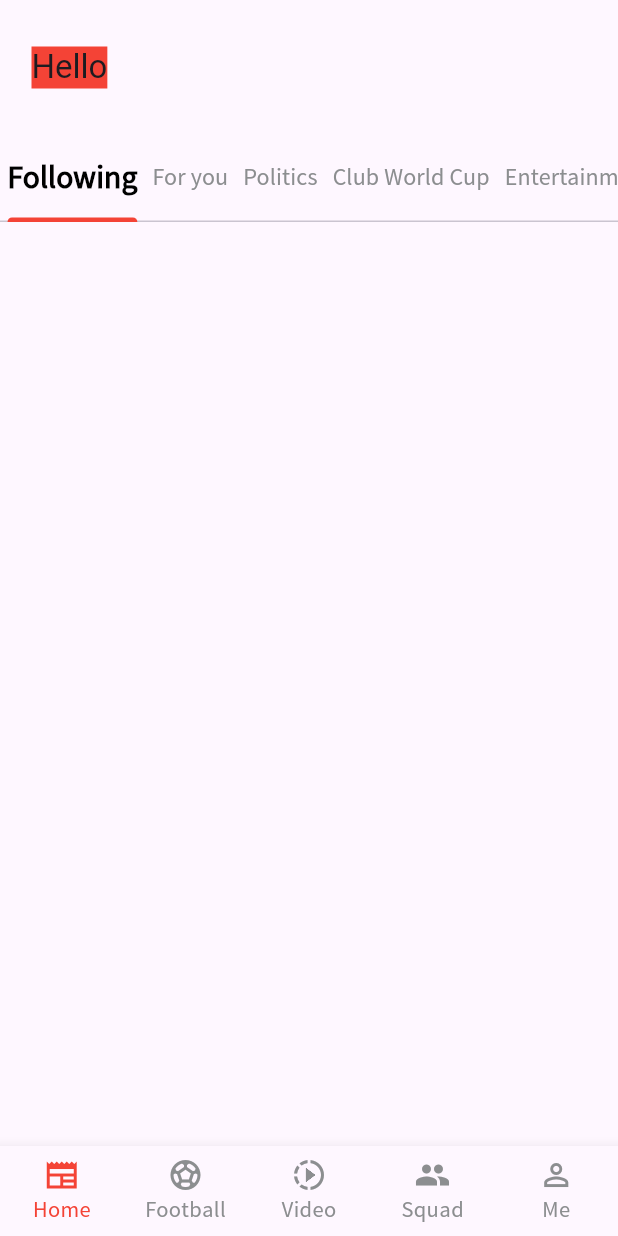
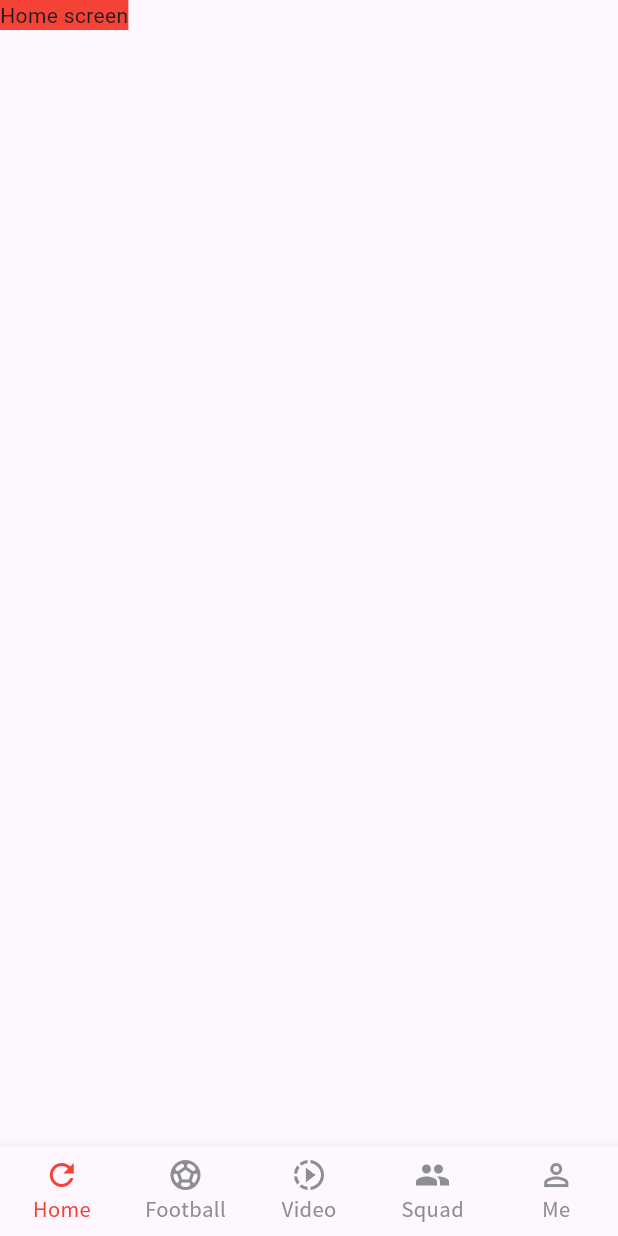
Before and after one commit to Bamadus/CNN, a Flutter app: the screen it shows after launch, on a phone screen of 412 x 824 dp. Run offline on Flutter 3.47's test engine with Material 3 defaults, Android fonts, the phone set to English and light mode, and no system bars; our stand-ins replace unicons.

Commit message:
working on something

```diff
--- a/lib/Home.dart
+++ b/lib/Home.dart
@@ -1,5 +1,7 @@
 import 'package:flutter/material.dart';
 import 'package:unicons/unicons.dart';
+
+import 'Home_feature.dart';
 
 class Home extends StatefulWidget{
   const Home({super.key});
@@ -9,62 +11,16 @@ class Home extends StatefulWidget{
 }
 
 class _HomeState extends State<Home> {
+
   int myIndex = 0;
   List<Widget> widgetList = const [
-
+    Home_feature(),
   ];
 
   @override
   Widget build(BuildContext context) {
-    return DefaultTabController(
-      length: 16,
-      child: Scaffold(
-        appBar: AppBar(
-
-          toolbarHeight: 100,
-          bottom: const TabBar(
-            tabAlignment: TabAlignment.center,
-            labelPadding: EdgeInsets.all(5),
-            labelStyle:TextStyle(fontWeight: FontWeight.w600,fontSize: 21,fontFamily: 'SourceSansPro', color: Colors.black),
-            unselectedLabelStyle: TextStyle(fontWeight: FontWeight.w400,fontSize: 16,fontFamily: 'SourceSansPro', color:Color(0Xff8C8E90)),
-            unselectedLabelColor: Color(0Xff8C8E90),
-            isScrollable: true,
-              indicatorSize: TabBarIndicatorSize.label,
-              indicatorColor: Colors.red,
-              tabs:[
-                Tab(child: Text('Following',),),
-                Tab(child: Text('For you',),),
-                Tab(child: Text('Politics',)),
-                Tab(child: Text('Club World Cup',)),
-                Tab(child: Text('Entertainment')),
-                Tab(child: Text('Football',)),
-                Tab(child: Text('Business',)),
-                Tab(child: Text('Relationships')),
-                Tab(child: Text('Fashion&Beauty',)),
-                Tab(child: Text('LifeStyle',)),
-                Tab(child: Text('Headlines')),
-                Tab(child: Text('Sports',)),
-                Tab(child: Text('Technology')),
-                Tab(child: Text('Motoring')),
-                Tab(child: Text('Career&Jobs',)),
-                Tab(child: Text('Travel',))
-              ]),
-          title: Padding(
-            padding: const EdgeInsets.only(top: 111,bottom: 135),
-            child: Container(
-              padding: const EdgeInsets.only(left: 5,top: 29,bottom: 5),
-              alignment: Alignment.topLeft,
-              child: Row(
-                children: [
-                  Container(
-                    color: Colors.red,
-                    child: Text("Hello"),
-                  )
-                ],
-              ),
-            ),
-          ),
-        ),
+    return Scaffold(
+      body: IndexedStack(children: widgetList,index: myIndex,),
         bottomNavigationBar: BottomNavigationBar(
             selectedItemColor: Colors.red,
             unselectedItemColor:const Color(0Xff8C8E90),
@@ -91,6 +47,8 @@ class _HomeState extends State<Home> {
             currentIndex: myIndex,
             items: const [
               BottomNavigationBarItem(
+                // Still gat work to do on the home Icon
+                activeIcon: InkWell(child: Icon(Icons.refresh)),
                 icon: Icon(Icons.newspaper_sharp),label: "Home",
               ),
               BottomNavigationBarItem(
@@ -103,7 +61,6 @@ class _HomeState extends State<Home> {
                 icon: Icon(Icons.person_outline),label: "Me",
               )
             ]),
-      ),
-    );
+      );
   }
 }
--- /dev/null
+++ b/lib/Home_feature.dart
@@ -0,0 +1,15 @@
+import 'package:flutter/material.dart';
+
+class Home_feature extends StatelessWidget{
+  const Home_feature({super.key});
+
+  @override
+  Widget build(BuildContext context) {
+    return Scaffold(
+      body: Container(
+        color: Colors.red,
+        child: Text('Home screen'),
+      ),
+    );
+  }
+}
--- a/pubspec.yaml
+++ b/pubspec.yaml
@@ -66,6 +66,8 @@ flutter:
 #   To add assets to your application, add an assets section, like this:
   assets:
      - assets/Icons/user.png
+     - assets/Icons/file.png
+     - assets/Icons/edit.png
 
   # An image asset can refer to one or more resolution-specific "variants", see
   # https://flutter.dev/to/resolution-aware-images
```
Also changed, not shown: lib/Football_feature.dart (added, +15 -0 lines), lib/Me_feature.dart (added, +15 -0 lines), lib/Squad_feature.dart (added, +15 -0 lines), lib/video_feature.dart (added, +15 -0 lines), assets/Icons/edit.png (added), assets/Icons/file.png (added), 1 other file.
